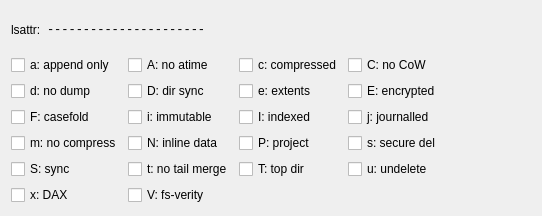
First picture: the form in src/kde/xattr/LinuxAttrView.ui, repository GerbilSoft/rom-properties, before the edit.
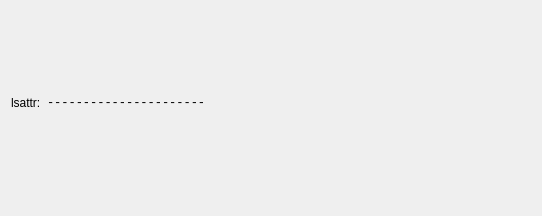
Second picture: the form after the edit.

Commit message: [kde] LinuxAttrView: Port over the checkbox array stuff from GTK.

Diff of the .ui file:
```diff
--- a/src/kde/xattr/LinuxAttrView.ui
+++ b/src/kde/xattr/LinuxAttrView.ui
@@ -58,226 +58,6 @@
    </item>
    <item>
     <layout class="QGridLayout" name="gridLayout">
-     <item row="0" column="0">
-      <widget class="QCheckBox" name="chkAppendOnly">
-       <property name="toolTip">
-        <string>File can only be opened in append mode for writing.</string>
-       </property>
-       <property name="text">
-        <string>a: append only</string>
-       </property>
-      </widget>
-     </item>
-     <item row="4" column="2">
-      <widget class="QCheckBox" name="chkTopDir">
-       <property name="toolTip">
-        <string>Directory will be treated like a top-level directory by the ext3/ext4 Orlov block allocator.</string>
-       </property>
-       <property name="text">
-        <string>T: top dir</string>
-       </property>
-      </widget>
-     </item>
-     <item row="3" column="0">
-      <widget class="QCheckBox" name="chkNoCompress">
-       <property name="toolTip">
-        <string>File is excluded from compression.</string>
-       </property>
-       <property name="text">
-        <string>m: no compress</string>
-       </property>
-      </widget>
-     </item>
-     <item row="5" column="0">
-      <widget class="QCheckBox" name="chkDAX">
-       <property name="toolTip">
-        <string>Direct access</string>
-       </property>
-       <property name="text">
-        <string>x: DAX</string>
-       </property>
-      </widget>
-     </item>
-     <item row="2" column="1">
-      <widget class="QCheckBox" name="chkImmutable">
-       <property name="toolTip">
-        <string>File cannot be modified, deleted, or renamed.</string>
-       </property>
-       <property name="text">
-        <string>i: immutable</string>
-       </property>
-      </widget>
-     </item>
-     <item row="1" column="1">
-      <widget class="QCheckBox" name="chkDirSync">
-       <property name="toolTip">
-        <string>Changes to this directory are written synchronously to the disk.</string>
-       </property>
-       <property name="text">
-        <string>D: dir sync</string>
-       </property>
-      </widget>
-     </item>
-     <item row="2" column="3">
-      <widget class="QCheckBox" name="chkJournalled">
-       <property name="toolTip">
-        <string>File data is written to the journal before writing to the file itself.</string>
-       </property>
-       <property name="text">
-        <string>j: journalled</string>
-       </property>
-      </widget>
-     </item>
-     <item row="2" column="2">
-      <widget class="QCheckBox" name="chkIndexed">
-       <property name="toolTip">
-        <string>Directory is indexed using hashed trees.</string>
-       </property>
-       <property name="text">
-        <string>I: indexed</string>
-       </property>
-      </widget>
-     </item>
-     <item row="4" column="0">
-      <widget class="QCheckBox" name="chkFileSync">
-       <property name="toolTip">
-        <string>Changes to this file are written synchronously to the disk.</string>
-       </property>
-       <property name="text">
-        <string>S: sync</string>
-       </property>
-      </widget>
-     </item>
-     <item row="0" column="2">
-      <widget class="QCheckBox" name="chkCompressed">
-       <property name="toolTip">
-        <string>File is compressed.</string>
-       </property>
-       <property name="text">
-        <string>c: compressed</string>
-       </property>
-      </widget>
-     </item>
-     <item row="1" column="2">
-      <widget class="QCheckBox" name="chkExtents">
-       <property name="toolTip">
-        <string>File is mapped on disk using extents.</string>
-       </property>
-       <property name="text">
-        <string>e: extents</string>
-       </property>
-      </widget>
-     </item>
-     <item row="1" column="0">
-      <widget class="QCheckBox" name="chkNoDump">
-       <property name="toolTip">
-        <string>This file is not a candidate for dumping with the dump(8) program.</string>
-       </property>
-       <property name="text">
-        <string extracomment="&quot;dump&quot; is the name of the executable, so it should not be localized.">d: no dump</string>
-       </property>
-      </widget>
-     </item>
-     <item row="2" column="0">
-      <widget class="QCheckBox" name="chkCasefold">
-       <property name="toolTip">
-        <string>Files stored in this directory use case-insensitive filenames.</string>
-       </property>
-       <property name="text">
-        <string>F: casefold</string>
-       </property>
-      </widget>
-     </item>
-     <item row="0" column="1">
-      <widget class="QCheckBox" name="chkNoATime">
-       <property name="toolTip">
-        <string>Access time record is not modified.</string>
-       </property>
-       <property name="text">
-        <string>A: no atime</string>
-       </property>
-      </widget>
-     </item>
-     <item row="3" column="1">
-      <widget class="QCheckBox" name="chkInlineData">
-       <property name="toolTip">
-        <string>File data is stored inline in the inode.</string>
-       </property>
-       <property name="text">
-        <string>N: inline data</string>
-       </property>
-      </widget>
-     </item>
-     <item row="4" column="3">
-      <widget class="QCheckBox" name="chkUndelete">
-       <property name="toolTip">
-        <string>File's contents will be saved when deleted, potentially allowing for undeletion. This is known to be broken.</string>
-       </property>
-       <property name="text">
-        <string>u: undelete</string>
-       </property>
-      </widget>
-     </item>
-     <item row="3" column="2">
-      <widget class="QCheckBox" name="chkProject">
-       <property name="toolTip">
-        <string>Directory will enforce a hierarchical structure for project IDs.</string>
-       </property>
-       <property name="text">
-        <string>P: project</string>
-       </property>
-      </widget>
-     </item>
-     <item row="5" column="1">
-      <widget class="QCheckBox" name="chkVerity">
-       <property name="toolTip">
-        <string>File has fs-verity enabled.</string>
-       </property>
-       <property name="text">
-        <string>V: fs-verity</string>
-       </property>
-      </widget>
-     </item>
-     <item row="1" column="3">
-      <widget class="QCheckBox" name="chkEncrypted">
-       <property name="toolTip">
-        <string>File is encrypted.</string>
-       </property>
-       <property name="text">
-        <string>E: encrypted</string>
-       </property>
-      </widget>
-     </item>
-     <item row="0" column="3">
-      <widget class="QCheckBox" name="chkNoCOW">
-       <property name="toolTip">
-        <string>Not subject to copy-on-write updates.</string>
-       </property>
-       <property name="text">
-        <string>C: no CoW</string>
-       </property>
-      </widget>
-     </item>
-     <item row="4" column="1">
-      <widget class="QCheckBox" name="chkNoTailMerge">
-       <property name="toolTip">
-        <string>If the file system supports tail merging, this file will not have a partial block fragment at the end of the file merged with other files.</string>
-       </property>
-       <property name="text">
-        <string>t: no tail merge</string>
-       </property>
-      </widget>
-     </item>
-     <item row="3" column="3">
-      <widget class="QCheckBox" name="chkSecureDelete">
-       <property name="toolTip">
-        <string>File's blocks will be zeroed when deleted.</string>
-       </property>
-       <property name="text">
-        <string>s: secure del</string>
-       </property>
-      </widget>
-     </item>
      <item row="0" column="4">
       <spacer name="hspcGrid">
        <property name="orientation">
```
The commit also changes 2 other files.
